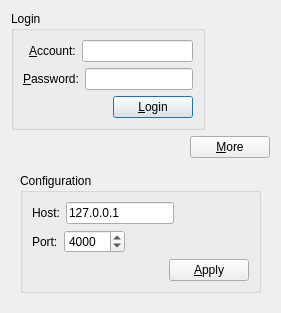
zhming0/Modernization-Traffic-Monitoring-System, file MTMS_Client/clientlogindialog.ui: the form before one commit.
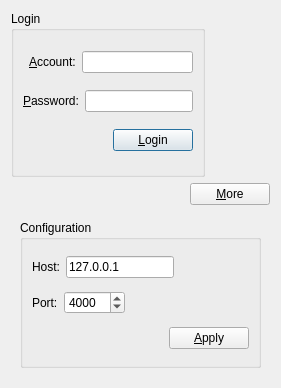
The form after the commit.

```diff
--- a/MTMS_Client/clientlogindialog.ui
+++ b/MTMS_Client/clientlogindialog.ui
@@ -7,7 +7,7 @@
     <x>0</x>
     <y>0</y>
     <width>281</width>
-    <height>299</height>
+    <height>388</height>
    </rect>
   </property>
   <property name="windowTitle">
```
Left out of the diff: 4 changed lines with no effect on the pictures.
